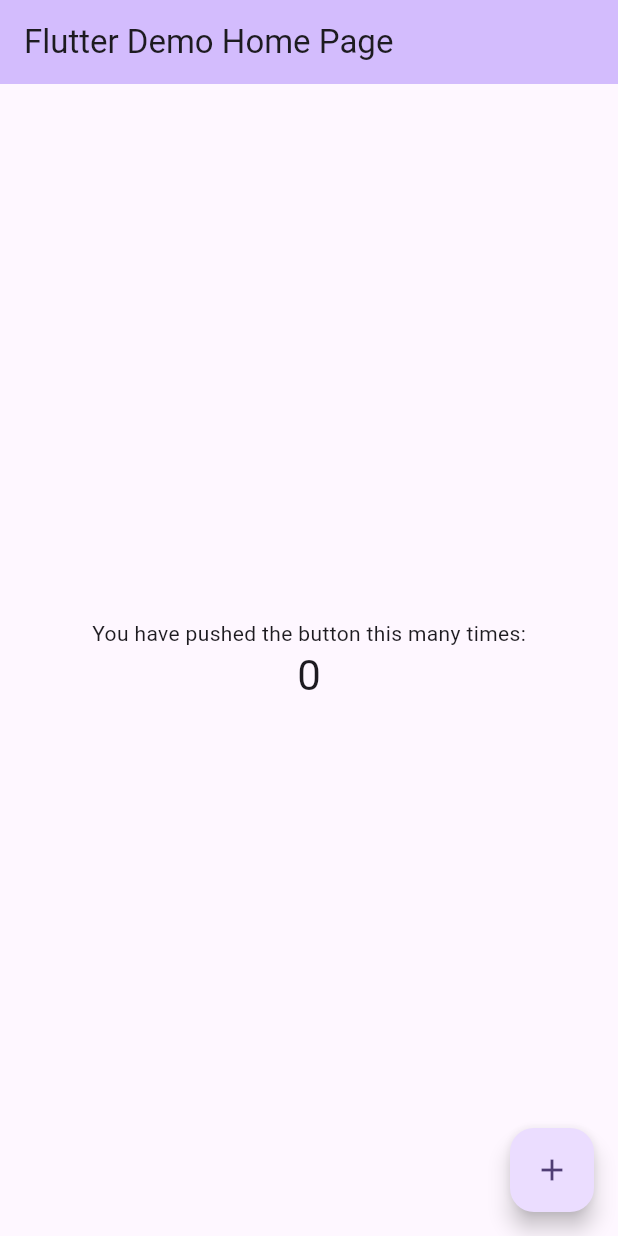
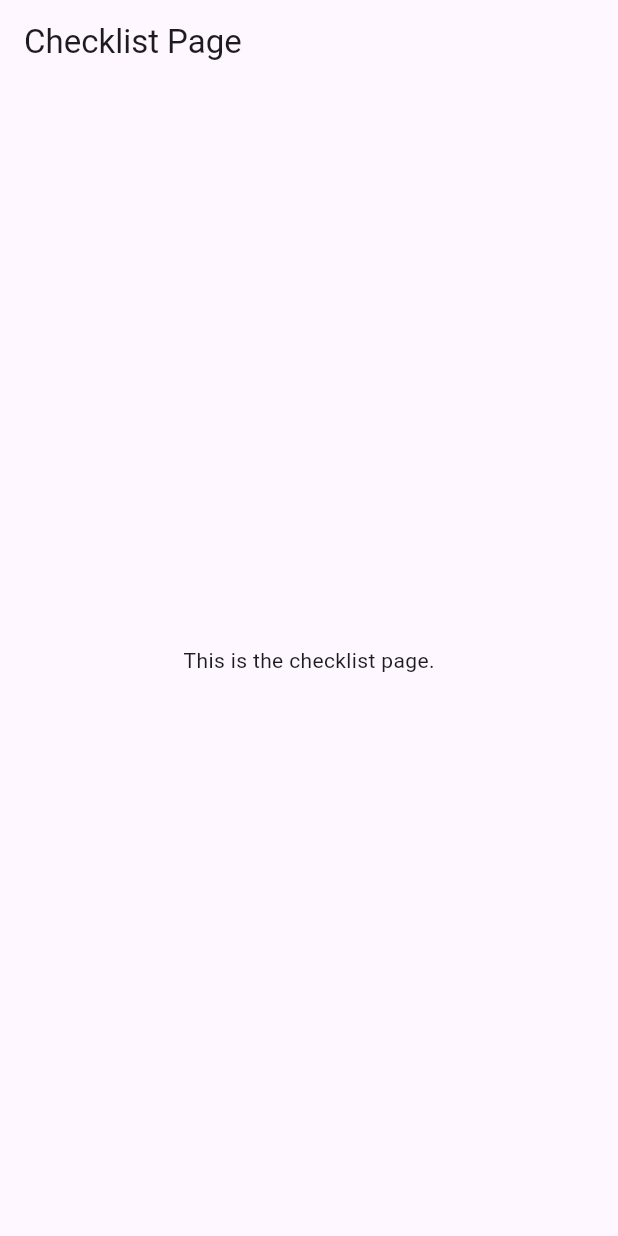
Before and after one commit to jeeesher/checklist_to_do_app, a Flutter app: the screen it shows after launch, on a phone screen of 412 x 824 dp. Run offline on Flutter 3.47's test engine with Material 3 defaults, Android fonts, the phone set to English and light mode, and no system bars.

Commit message:
Created Checklist Page

```diff
--- a/lib/main.dart
+++ b/lib/main.dart
@@ -1,122 +1,18 @@
+import 'package:checklist_to_do_app/module/main/presentation/checklist.page.dart';
 import 'package:flutter/material.dart';
 
 void main() {
-  runApp(const MyApp());
+  runApp(const MainApp());
 }
 
-class MyApp extends StatelessWidget {
-  const MyApp({super.key});
+class MainApp extends StatelessWidget {
+  const MainApp({super.key});
 
-  // This widget is the root of your application.
   @override
   Widget build(BuildContext context) {
     return MaterialApp(
       title: 'Flutter Demo',
-      theme: ThemeData(
-        // This is the theme of your application.
-        //
-        // TRY THIS: Try running your application with "flutter run". You'll see
-        // the application has a purple toolbar. Then, without quitting the app,
-        // try changing the seedColor in the colorScheme below to Colors.green
-        // and then invoke "hot reload" (save your changes or press the "hot
-        // reload" button in a Flutter-supported IDE, or press "r" if you used
-        // the command line to start the app).
-        //
-        // Notice that the counter didn't reset back to zero; the application
-        // state is not lost during the reload. To reset the state, use hot
-        // restart instead.
-        //
-        // This works for code too, not just values: Most code changes can be
-        // tested with just a hot reload.
-        colorScheme: ColorScheme.fromSeed(seedColor: Colors.deepPurple),
-      ),
-      home: const MyHomePage(title: 'Flutter Demo Home Page'),
+      home: ChecklistPage(),
     );
   }
 }
-
-class MyHomePage extends StatefulWidget {
-  const MyHomePage({super.key, required this.title});
-
-  // This widget is the home page of your application. It is stateful, meaning
-  // that it has a State object (defined below) that contains fields that affect
-  // how it looks.
-
-  // This class is the configuration for the state. It holds the values (in this
-  // case the title) provided by the parent (in this case the App widget) and
-  // used by the build method of the State. Fields in a Widget subclass are
-  // always marked "final".
-
-  final String title;
-
-  @override
-  State<MyHomePage> createState() => _MyHomePageState();
-}
-
-class _MyHomePageState extends State<MyHomePage> {
-  int _counter = 0;
-
-  void _incrementCounter() {
-    setState(() {
-      // This call to setState tells the Flutter framework that something has
-      // changed in this State, which causes it to rerun the build method below
-      // so that the display can reflect the updated values. If we changed
-      // _counter without calling setState(), then the build method would not be
-      // called again, and so nothing would appear to happen.
-      _counter++;
-    });
-  }
-
-  @override
-  Widget build(BuildContext context) {
-    // This method is rerun every time setState is called, for instance as done
-    // by the _incrementCounter method above.
-    //
-    // The Flutter framework has been optimized to make rerunning build methods
-    // fast, so that you can just rebuild anything that needs updating rather
-    // than having to individually change instances of widgets.
-    return Scaffold(
-      appBar: AppBar(
-        // TRY THIS: Try changing the color here to a specific color (to
-        // Colors.amber, perhaps?) and trigger a hot reload to see the AppBar
-        // change color while the other colors stay the same.
-        backgroundColor: Theme.of(context).colorScheme.inversePrimary,
-        // Here we take the value from the MyHomePage object that was created by
-        // the App.build method, and use it to set our appbar title.
-        title: Text(widget.title),
-      ),
-      body: Center(
-        // Center is a layout widget. It takes a single child and positions it
-        // in the middle of the parent.
-        child: Column(
-          // Column is also a layout widget. It takes a list of children and
-          // arranges them vertically. By default, it sizes itself to fit its
-          // children horizontally, and tries to be as tall as its parent.
-          //
-          // Column has various properties to control how it sizes itself and
-          // how it positions its children. Here we use mainAxisAlignment to
-          // center the children vertically; the main axis here is the vertical
-          // axis because Columns are vertical (the cross axis would be
-          // horizontal).
-          //
-          // TRY THIS: Invoke "debug painting" (choose the "Toggle Debug Paint"
-          // action in the IDE, or press "p" in the console), to see the
-          // wireframe for each widget.
-          mainAxisAlignment: MainAxisAlignment.center,
-          children: <Widget>[
-            const Text('You have pushed the button this many times:'),
-            Text(
-              '$_counter',
-              style: Theme.of(context).textTheme.headlineMedium,
-            ),
-          ],
-        ),
-      ),
-      floatingActionButton: FloatingActionButton(
-        onPressed: _incrementCounter,
-        tooltip: 'Increment',
-        child: const Icon(Icons.add),
-      ), // This trailing comma makes auto-formatting nicer for build methods.
-    );
-  }
-}
--- /dev/null
+++ b/lib/module/main/presentation/checklist.page.dart
@@ -0,0 +1,24 @@
+import 'package:flutter/material.dart';
+
+class ChecklistPage extends StatelessWidget {
+  const ChecklistPage({super.key});
+
+  @override
+  Widget build(BuildContext context) {
+    return Scaffold(
+      appBar: AppBar(
+        title: const Text('Checklist Page'),
+      ),
+      body: Center(
+        child: Column(
+          mainAxisAlignment: MainAxisAlignment.center,
+          children: <Widget>[
+            const Text(
+              'This is the checklist page.',
+            ),
+          ],
+        ),
+      ),
+    );
+  }
+}
```
